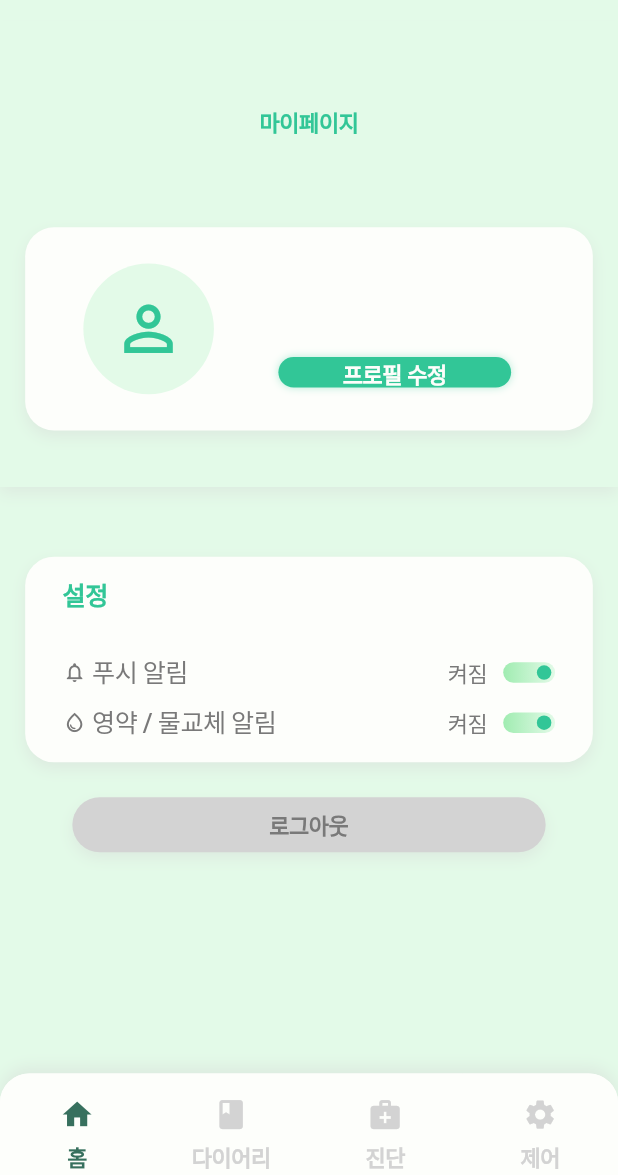
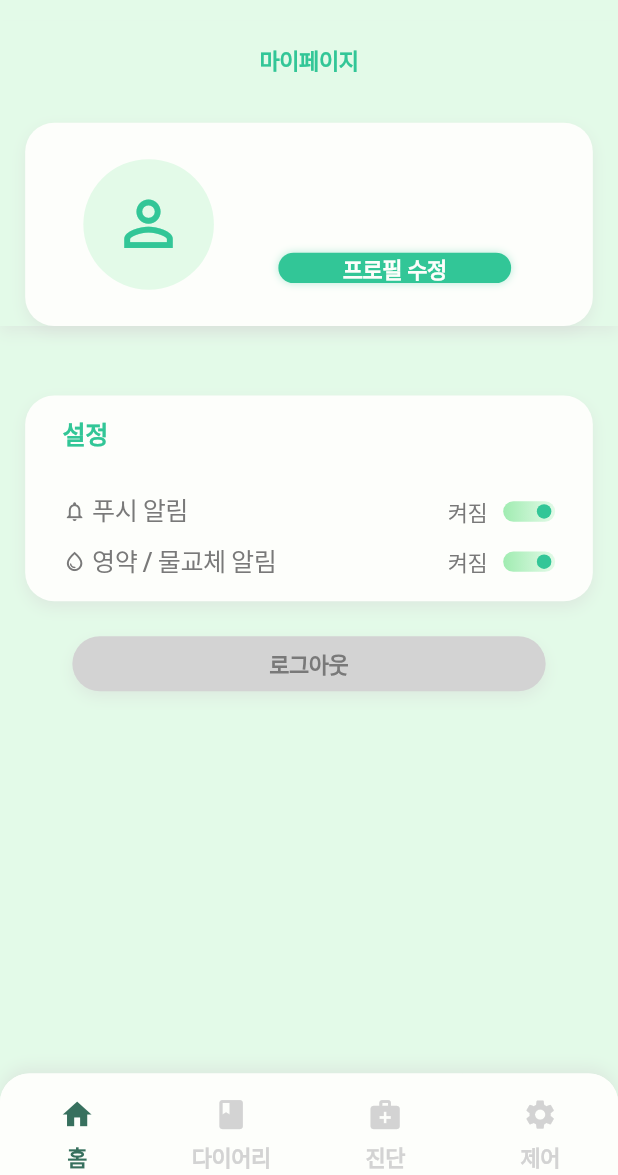
Before and after one commit to wasabi2342/MaumAI_Project, a Flutter app: the MyPageScreen screen opened by its route, on a phone screen of 412 x 824 dp, the part 61-1236 px from its top. Run offline on Flutter 3.47's test engine with Material 3 defaults, Android fonts, the phone set to English and light mode, and no system bars; our stand-ins replace cached_network_image, flutter_svg, image_picker; accounts and stored records are empty; Roboto replaces fonts that are missing (Pretendard).

Commit message:
Update mypage_screen.dart

```diff
--- a/lib/presentation/mypage_screen/mypage_screen.dart
+++ b/lib/presentation/mypage_screen/mypage_screen.dart
@@ -96,8 +96,7 @@ class _MyPageScreenState extends State<MyPageScreen> {
     return Container(
       width: double.infinity,
       padding: EdgeInsets.only(
-        top: 59.h,
-        bottom: 39.h,
+        top:16.h,
       ),
       decoration: BoxDecoration(
         color: appTheme.green_50,
@@ -124,7 +123,7 @@ class _MyPageScreenState extends State<MyPageScreen> {
               letterSpacing: -0.32,
             ),
           ),
-          SizedBox(height: 61.h),
+          SizedBox(height: 32.h),
           // 프로필 카드
           Container(
             width: 361.w,
```
